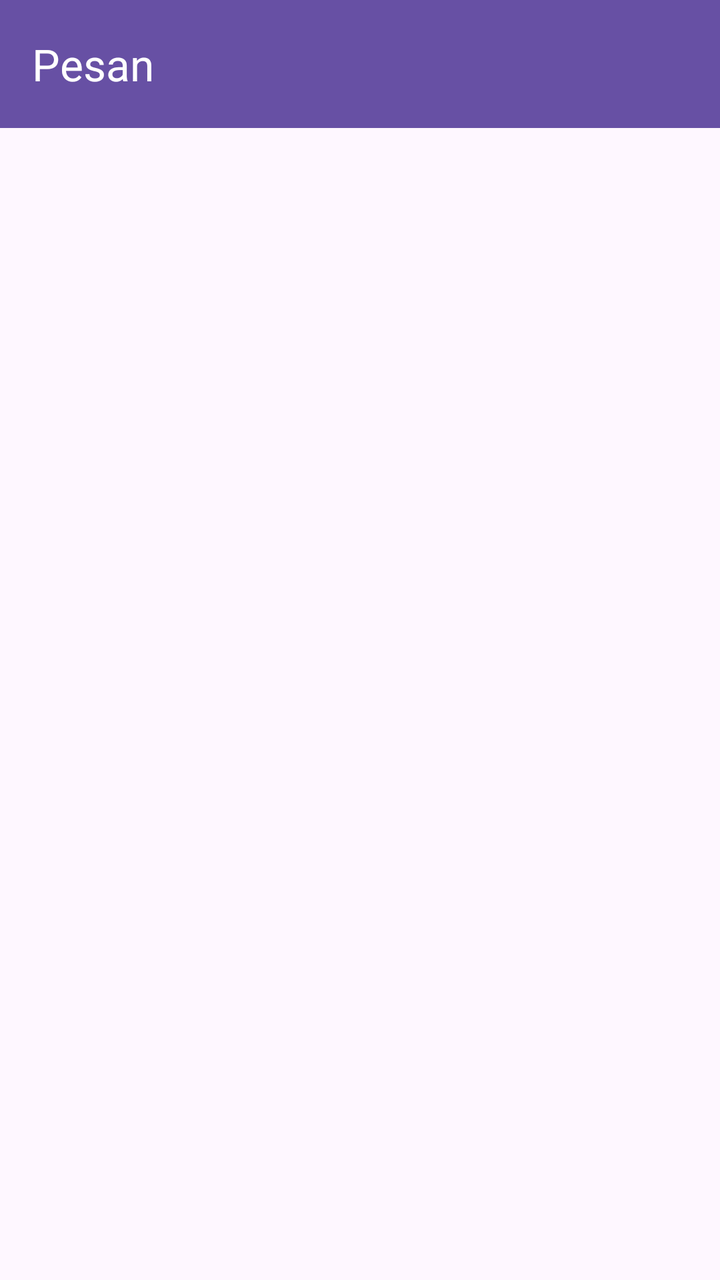
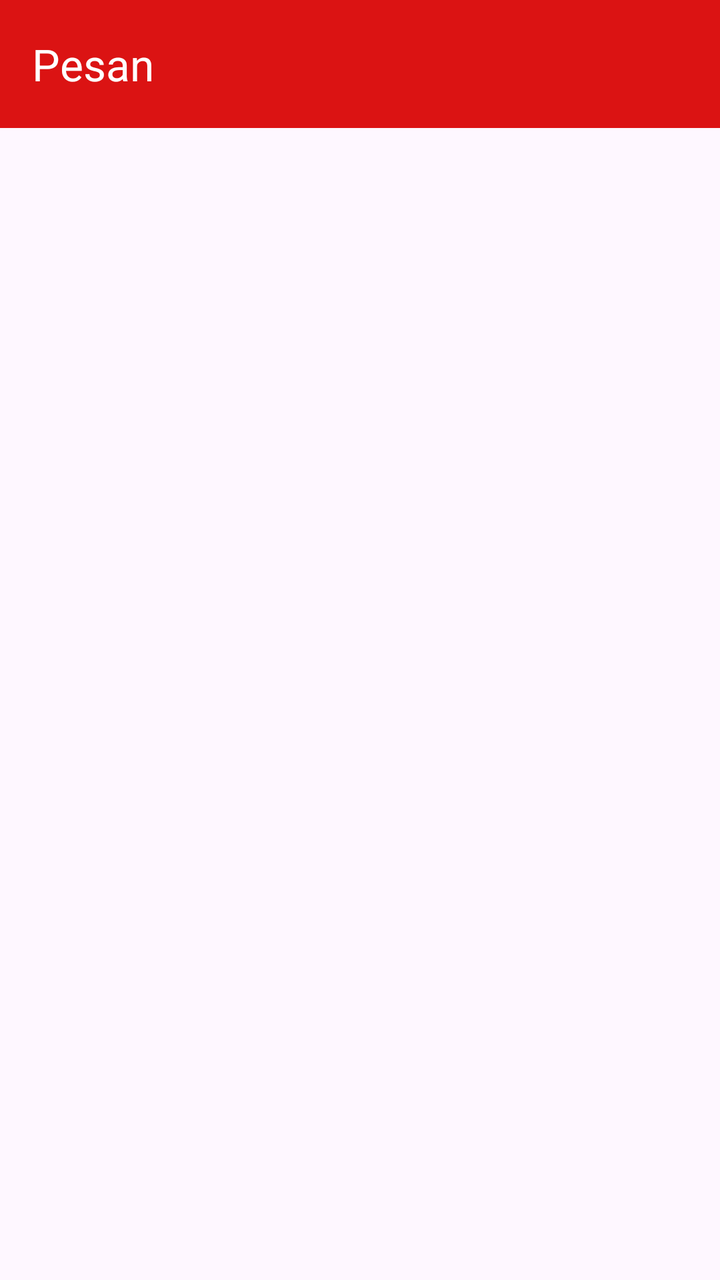

Screens rendered from an Android XML layout before and after an edit, with the pre-edit source and the edit as a unified diff.
<!-- AndroidManifest.xml: application theme Theme.Rey3Tie_Mobiel -->
<!-- res/layout/fragment_message.xml -->
<?xml version="1.0" encoding="utf-8"?>
<androidx.coordinatorlayout.widget.CoordinatorLayout xmlns:android="http://schemas.android.com/apk/res/android"
    xmlns:app="http://schemas.android.com/apk/res-auto"
    android:layout_width="match_parent"
    android:layout_height="match_parent">

    <com.google.android.material.appbar.AppBarLayout
        android:id="@+id/appBarLayout"
        android:layout_width="match_parent"
        android:layout_height="wrap_content"
        android:theme="@style/ThemeOverlay.AppCompat.Dark.ActionBar">

        <androidx.appcompat.widget.Toolbar
            android:id="@+id/toolbar"
            android:layout_width="match_parent"
            android:layout_height="?attr/actionBarSize"
            android:background="?attr/colorPrimary"
            app:title="Pesan"
            app:titleTextColor="@android:color/white" />

    </com.google.android.material.appbar.AppBarLayout>

    <ListView
        android:id="@+id/listMessageItems"
        android:layout_width="match_parent"
        android:layout_height="match_parent"
        app:layout_behavior="@string/appbar_scrolling_view_behavior" />

</androidx.coordinatorlayout.widget.CoordinatorLayout>
<!-- resources referenced by this layout -->
<resources>
  <style name="Theme.Rey3Tie_Mobiel" parent="Theme.MaterialComponents.DayNight.NoActionBar">
          ...
      </style>
</resources>

<!-- the commit's change to res/layout/fragment_message.xml (unified diff, before → after) -->
@@ -14,7 +14,7 @@
             android:id="@+id/toolbar"
             android:layout_width="match_parent"
             android:layout_height="?attr/actionBarSize"
-            android:background="?attr/colorPrimary"
+            android:background="#DB1313"
             app:title="Pesan"
             app:titleTextColor="@android:color/white" />
 
